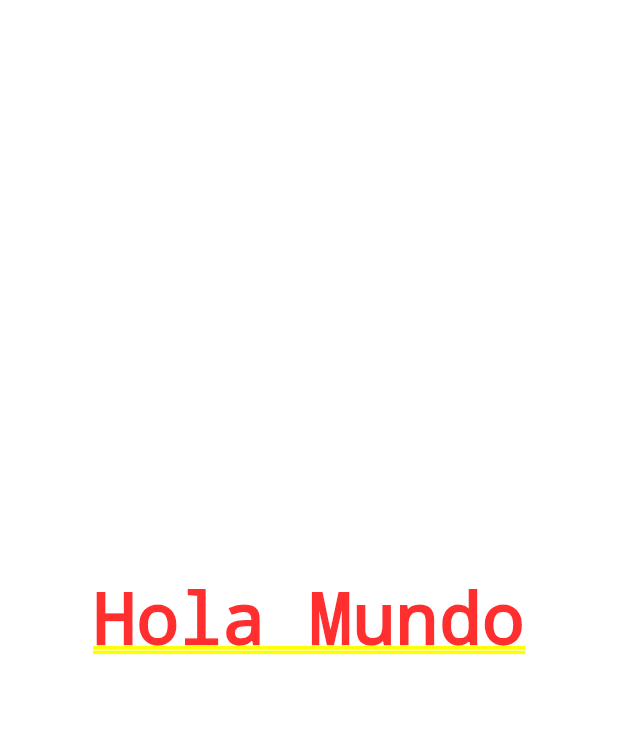
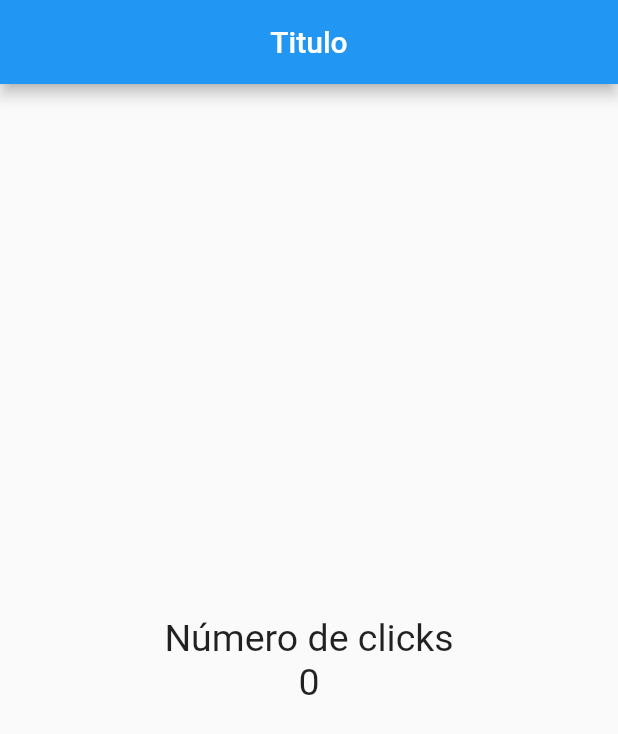
Before and after one commit to KarenTamer/Contador, a Flutter app: the screen it shows after launch, on a phone screen of 412 x 824 dp. Shown: the top 734 px of the screen. Run offline on Flutter 3.47's test engine with Material 2 defaults, Android fonts, the phone set to English and light mode, and no system bars.

Commit message:
Columnas y estilos

```diff
--- a/lib/main.dart
+++ b/lib/main.dart
@@ -1,21 +1,10 @@
 
+import 'package:contador/src/app.dart';
+
+//import 'src/app.dart';
 import 'package:flutter/material.dart';
 
+
 void main() {
-  runApp(new MyApp());
+  runApp( MyApp());
 }
-
-class MyApp extends StatelessWidget{
-
-  @override
-  Widget build( context ) {
-    return MaterialApp(
-
-      home: Center(
-        child: Text('Hola Mundo'),
-      )
-    );
-
-  }
-
-}
--- /dev/null
+++ b/lib/src/app.dart
@@ -0,0 +1,19 @@
+
+import 'package:flutter/material.dart';
+
+import 'package:contador/src/pages/home_page.dart';
+
+class MyApp extends StatelessWidget{
+
+  @override
+  Widget build( context ) {
+    return MaterialApp(
+
+      home: Center(
+        child: HomePage(),
+      )
+    );
+
+  }
+
+}
--- /dev/null
+++ b/lib/src/pages/home_page.dart
@@ -0,0 +1,28 @@
+import 'package:flutter/material.dart';
+
+class HomePage extends StatelessWidget{
+
+
+  final estiloTexto = new TextStyle(fontSize: 25);
+
+  @override
+  Widget build(BuildContext context) {
+   return Scaffold(
+     appBar: AppBar(
+       title: Text('Titulo'),
+       centerTitle: true,
+     ),
+     body:  Center(
+       child: Column(
+         mainAxisAlignment: MainAxisAlignment.center,
+         children: <Widget> [
+           Text ('Número de clicks', style: estiloTexto),
+           Text ('0', style: estiloTexto),
+         ],)
+
+
+     ),
+
+   );
+  }
+}
```
